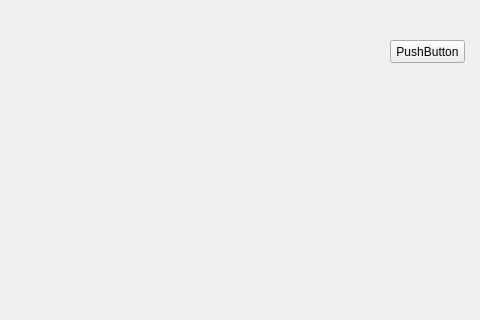
Qt form Fisica/mainwindow.ui (angeelorenaoc/Proyecto_final) before a commit; both pictures show x 720 to 1200 and y 0 to 320 of the 1200 by 700 pixel window.
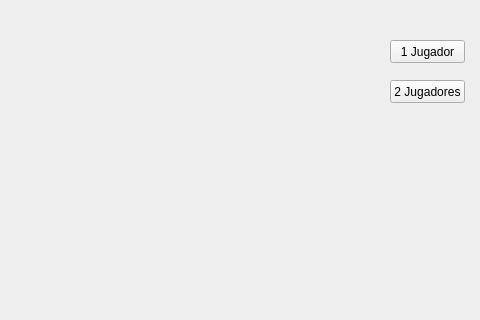
The same form after that commit.

The edit to the form file:
```diff
--- a/Fisica/mainwindow.ui
+++ b/Fisica/mainwindow.ui
@@ -24,7 +24,7 @@
      </rect>
     </property>
     <property name="text">
-     <string>PushButton</string>
+     <string>1 Jugador</string>
     </property>
    </widget>
    <widget class="QGraphicsView" name="graphicsView">
@@ -40,6 +40,19 @@
      <string notr="true">background-color: rgb(0, 0, 0);</string>
     </property>
    </widget>
+   <widget class="QPushButton" name="pushButton_2">
+    <property name="geometry">
+     <rect>
+      <x>1110</x>
+      <y>80</y>
+      <width>75</width>
+      <height>23</height>
+     </rect>
+    </property>
+    <property name="text">
+     <string>2 Jugadores</string>
+    </property>
+   </widget>
   </widget>
   <widget class="QMenuBar" name="menubar">
    <property name="geometry">
```
